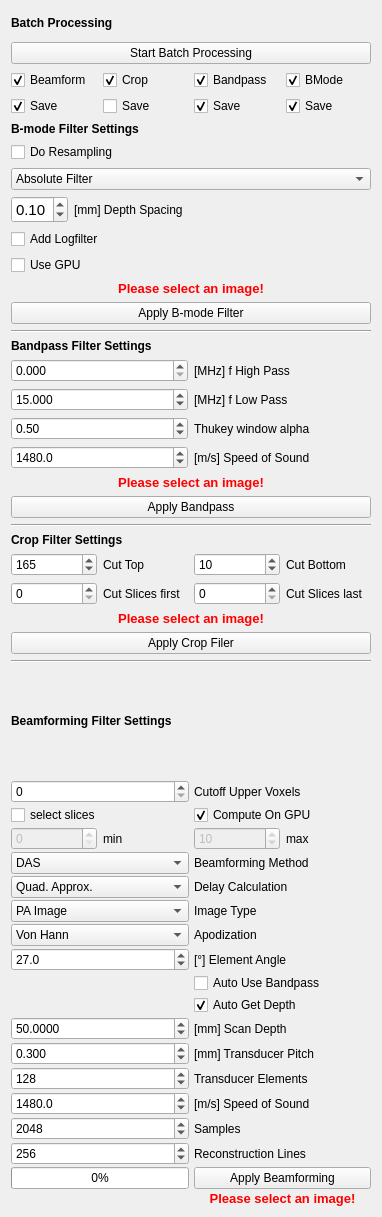
The window that Plugins/org.mitk.gui.qt.photoacoustics.imageprocessing/src/internal/PAImageProcessingControls.ui (MITK/MITK) describes before a commit, drawn with Qt 5.
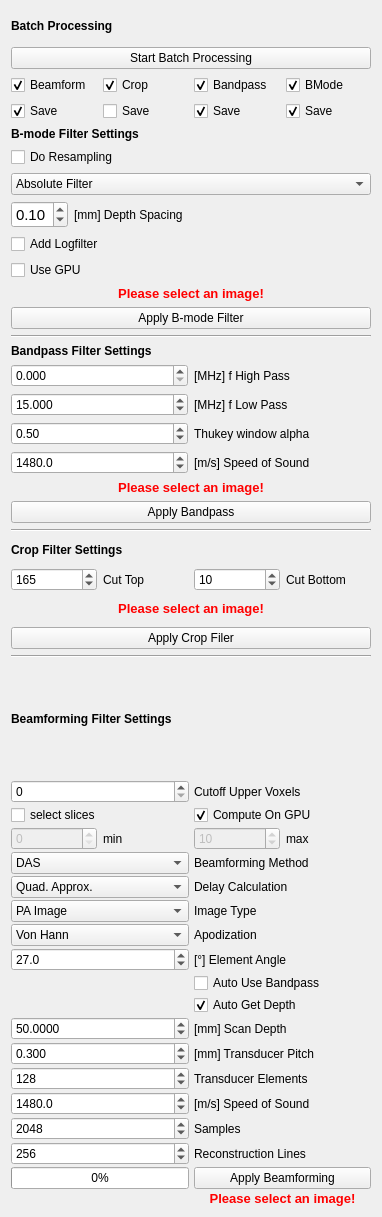
The same window after the commit.

Commit message: GUI fixes deleted the controls to crop slices of images

Diff of the .ui file:
```diff
--- a/Plugins/org.mitk.gui.qt.photoacoustics.imageprocessing/src/internal/PAImageProcessingControls.ui
+++ b/Plugins/org.mitk.gui.qt.photoacoustics.imageprocessing/src/internal/PAImageProcessingControls.ui
@@ -439,26 +439,6 @@
            </property>
           </widget>
          </item>
-         <item row="1" column="0">
-          <widget class="QSpinBox" name="CutoffFirstSlice"/>
-         </item>
-         <item row="1" column="1">
-          <widget class="QLabel" name="label_19">
-           <property name="text">
-            <string>Cut Slices first</string>
-           </property>
-          </widget>
-         </item>
-         <item row="1" column="2">
-          <widget class="QSpinBox" name="CutoffLastSlice"/>
-         </item>
-         <item row="1" column="3">
-          <widget class="QLabel" name="label_23">
-           <property name="text">
-            <string>Cut Slices last</string>
-           </property>
-          </widget>
-         </item>
         </layout>
        </item>
        <item>
```
The commit also changes 1 other file.
